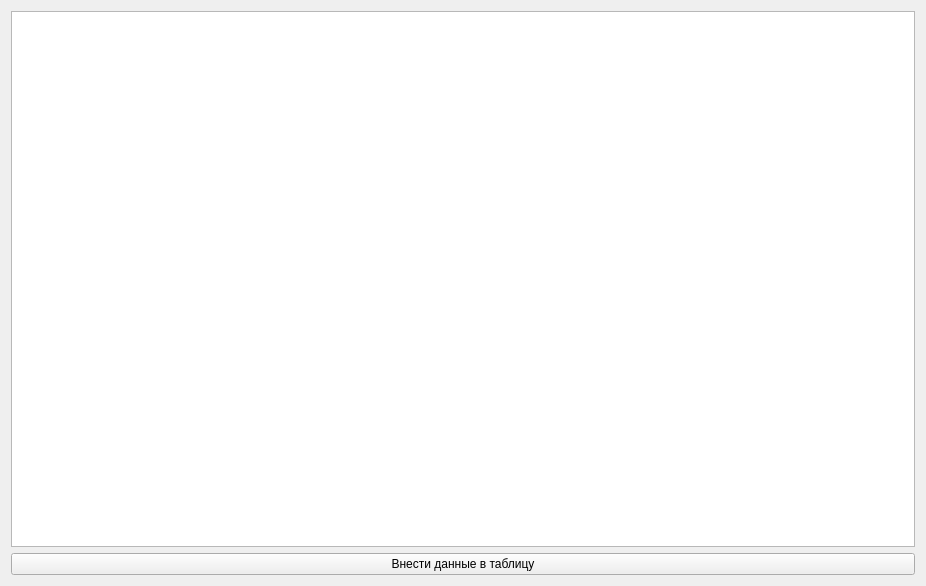
This is W1.ui in MZolotovitskiy/CansatApp as Qt 5 draws it before an edit. The edited form follows.
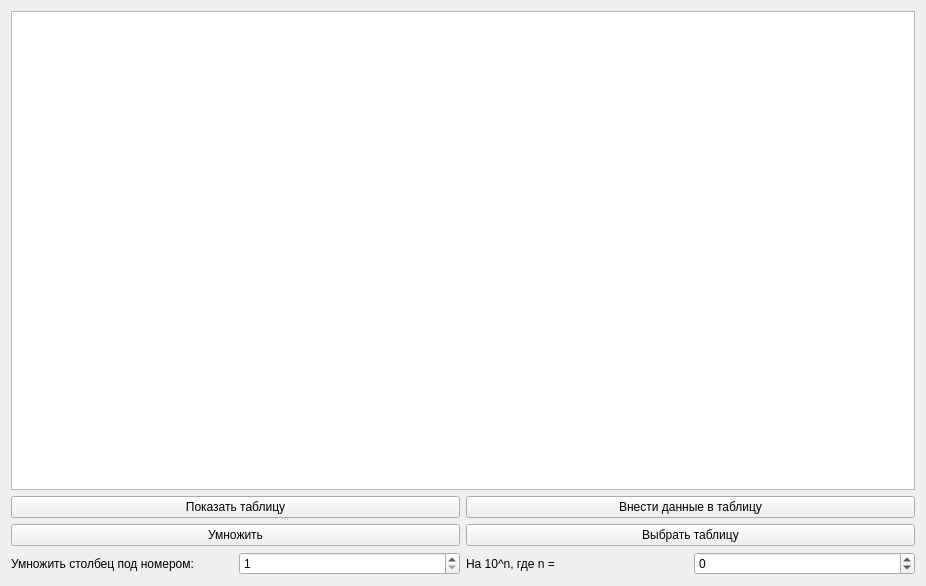
This is the edited form.

What changed in the file:
```diff
--- a/W1.ui
+++ b/W1.ui
@@ -13,7 +13,7 @@
   <property name="windowTitle">
    <string>CanSatApp</string>
   </property>
-  <layout class="QHBoxLayout" name="horizontalLayout">
+  <layout class="QHBoxLayout" name="horizontalLayout_2">
    <item>
     <layout class="QVBoxLayout" name="verticalLayout">
      <item>
@@ -21,10 +21,63 @@
      </item>
      <item>
       <layout class="QGridLayout" name="gridLayout">
-       <item row="0" column="0">
+       <item row="1" column="1">
         <widget class="QPushButton" name="addButton">
          <property name="text">
           <string>Внести данные в таблицу</string>
+         </property>
+        </widget>
+       </item>
+       <item row="1" column="0">
+        <widget class="QPushButton" name="showButton">
+         <property name="text">
+          <string>Показать таблицу</string>
+         </property>
+        </widget>
+       </item>
+       <item row="2" column="0">
+        <widget class="QPushButton" name="divButton">
+         <property name="text">
+          <string>Умножить</string>
+         </property>
+        </widget>
+       </item>
+       <item row="2" column="1">
+        <widget class="QPushButton" name="chooseButton">
+         <property name="text">
+          <string>Выбрать таблицу</string>
+         </property>
+        </widget>
+       </item>
+      </layout>
+     </item>
+     <item>
+      <layout class="QHBoxLayout" name="horizontalLayout">
+       <item>
+        <widget class="QLabel" name="label">
+         <property name="text">
+          <string>Умножить столбец под номером:</string>
+         </property>
+        </widget>
+       </item>
+       <item>
+        <widget class="QSpinBox" name="columnBox">
+         <property name="minimum">
+          <number>1</number>
+         </property>
+        </widget>
+       </item>
+       <item>
+        <widget class="QLabel" name="label_2">
+         <property name="text">
+          <string>На 10^n, где n =</string>
+         </property>
+        </widget>
+       </item>
+       <item>
+        <widget class="QSpinBox" name="nBox">
+         <property name="minimum">
+          <number>-99</number>
          </property>
         </widget>
        </item>
```
